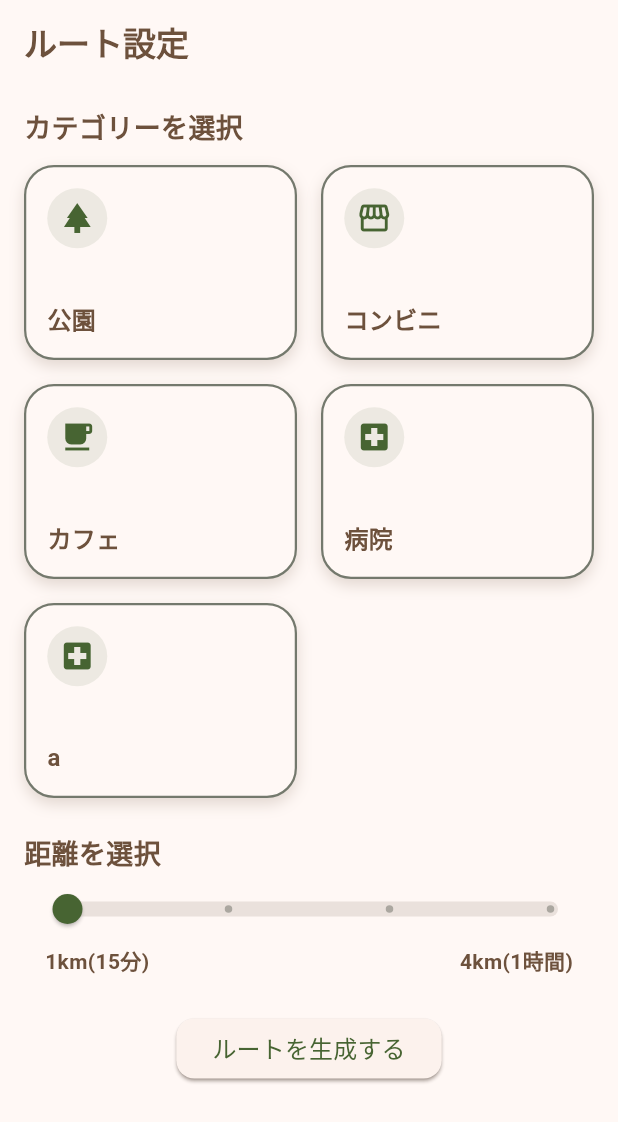
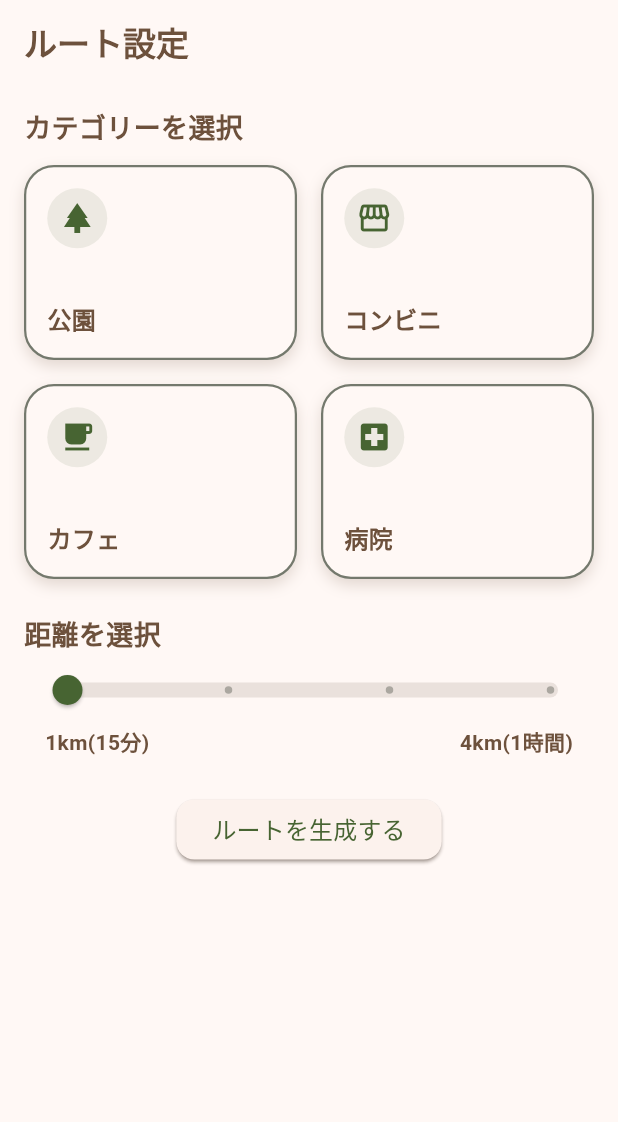
Before and after one commit to rama198562/SmartLifeKorokke, a Flutter app: the screen it shows after launch, on a phone screen of 412 x 824 dp. Shown: the top 1122 px of the screen. Run offline on Flutter 3.47's test engine with Material 3 defaults, Android fonts, the phone set to English and light mode, and no system bars; our stand-ins replace flutter_dotenv, flutter_map, flutter_riverpod, go_router, google_fonts, google_generative_ai and 2 more; Roboto replaces fonts that are missing (Zen Maru Gothic).

```diff
--- a/lib/pages/home_page/widgets/category_grid.dart
+++ b/lib/pages/home_page/widgets/category_grid.dart
@@ -77,11 +77,6 @@ class CategoryGrid extends ConsumerWidget {
       },
       {
         'title':'病院',
-        'id':'hospital',
-        'icon': Icons.local_hospital,
-      },
-      {
-        'title':'a',
         'id':'hospital',
         'icon': Icons.local_hospital,
       },
```
Also changed, not shown: lib/pages/map_page/widgets/map_widget.dart (+16 -17 lines), lib/providers/static_location_provider.dart (added, +18 -0 lines), lib/services/gemini_service.dart (+29 -123 lines).
